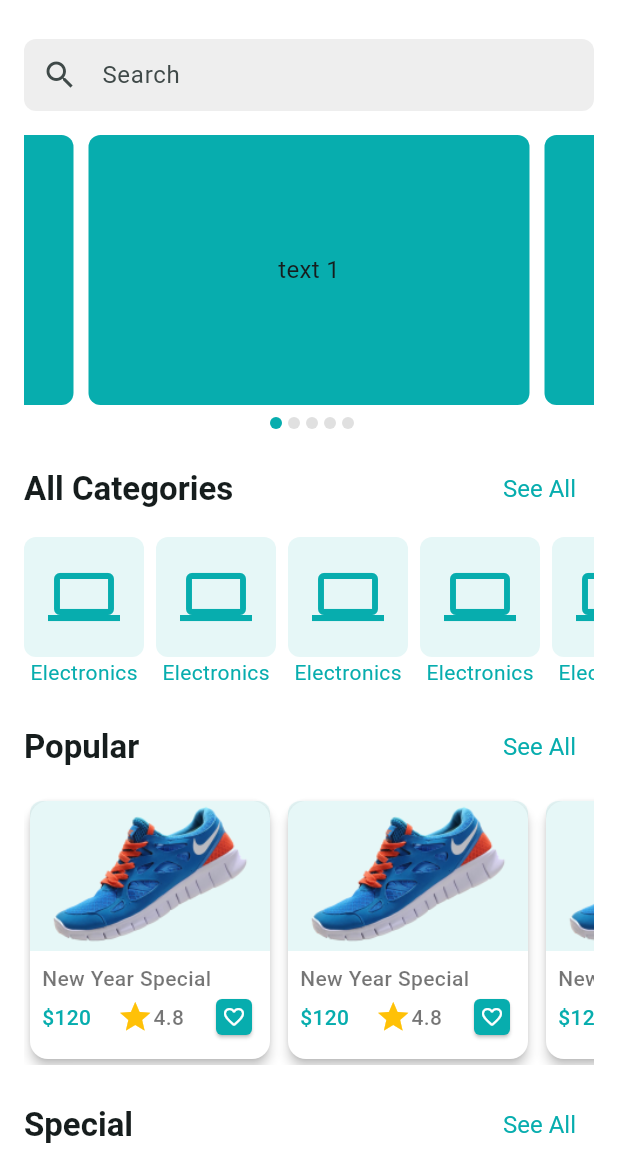
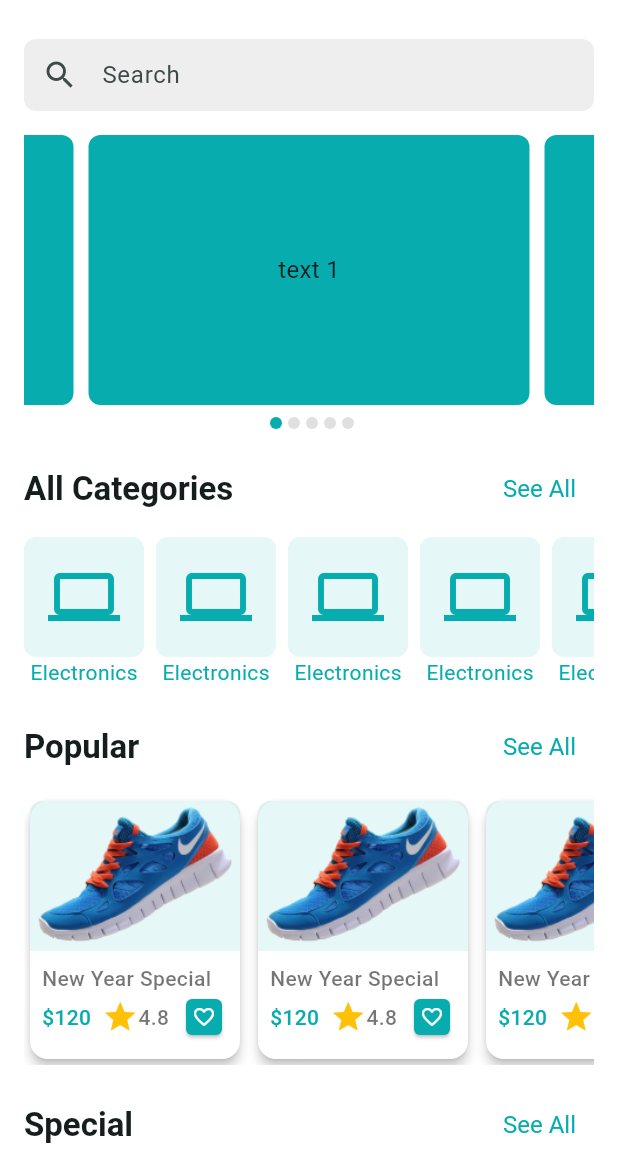
Before and after one commit to Shougotmollik/craftyBay, a Flutter app: the HomeScreen screen opened directly, on a phone screen of 412 x 824 dp, the part 69-1236 px from its top. Run offline on Flutter 3.47's test engine with Material 3 defaults, Android fonts, the phone set to English and light mode, and no system bars; drawn by our look-alikes of carousel_slider; our stand-ins replace flutter_svg, get, pin_code_fields.

Commit message:
Home Screen ui => Product list, Bottom nav bar

```diff
--- a/lib/presentation/ui/screens/auth_screen/splash_screen.dart
+++ b/lib/presentation/ui/screens/auth_screen/splash_screen.dart
@@ -1,4 +1,4 @@
-import 'package:craftybay/presentation/ui/screens/navigation_screen/home_screen.dart';
+import 'package:craftybay/presentation/ui/screens/navigation_screen/main_bottom_nav_bar_screen.dart';
 import 'package:craftybay/presentation/ui/widgets/app_logo_widgets.dart';
 import 'package:flutter/material.dart';
 import 'package:get/get.dart';
@@ -13,8 +13,8 @@ class SplashScreen extends StatefulWidget {
 class _SplashScreenState extends State<SplashScreen> {
   Future<void> _moveToNextScreen() async {
     await Future.delayed(const Duration(seconds: 2));
-    if(mounted){
-      Get.off(const HomeScreen());
+    if (mounted) {
+      Get.off(const MainBottomNavBarScreen());
     }
   }
 
--- a/lib/presentation/ui/widgets/product_card.dart
+++ b/lib/presentation/ui/widgets/product_card.dart
@@ -1,4 +1,3 @@
-
 import 'package:craftybay/presentation/ui/utils/assets_path.dart';
 import 'package:craftybay/presentation/ui/utils/colors.dart';
 import 'package:flutter/material.dart';
@@ -14,12 +13,12 @@ class ProductCard extends StatelessWidget {
       color: Colors.white,
       elevation: 3,
       child: SizedBox(
-        width: 160,
+        width: 140,
         child: Column(
           crossAxisAlignment: CrossAxisAlignment.start,
           children: [
             Container(
-              width: 160,
+              width: 140,
               height: 100,
               padding: const EdgeInsets.all(16),
               decoration: BoxDecoration(
```
Also changed, not shown: lib/presentation/ui/screens/navigation_screen/wish_list_screen.dart (added, +42 -0 lines).
